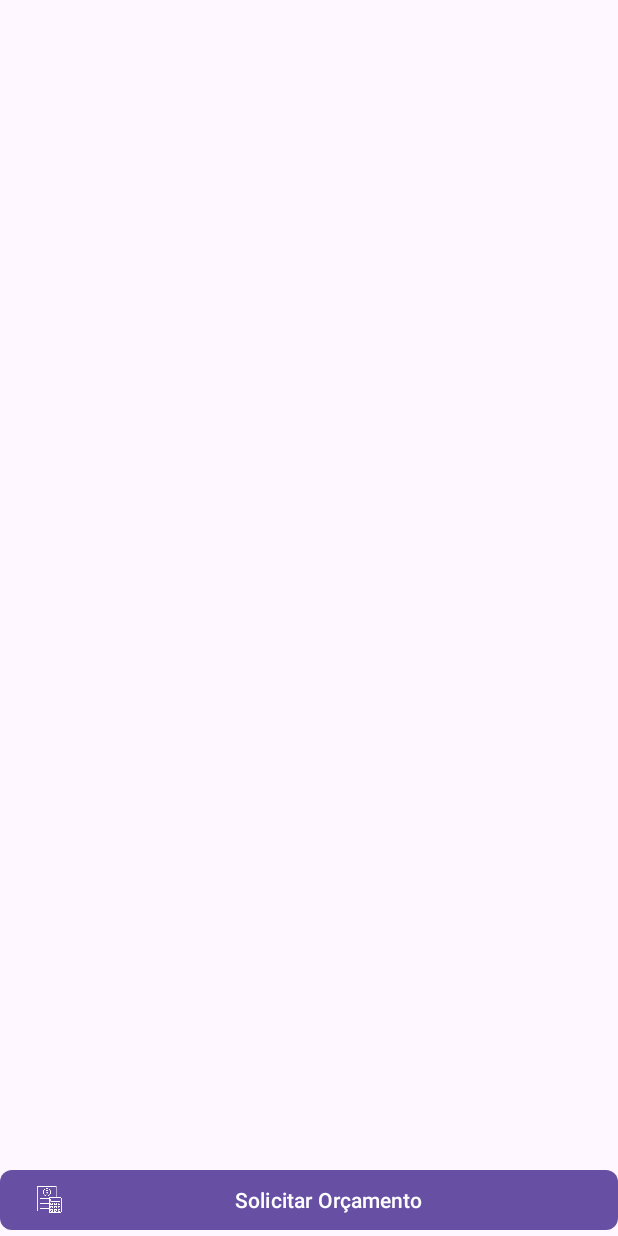
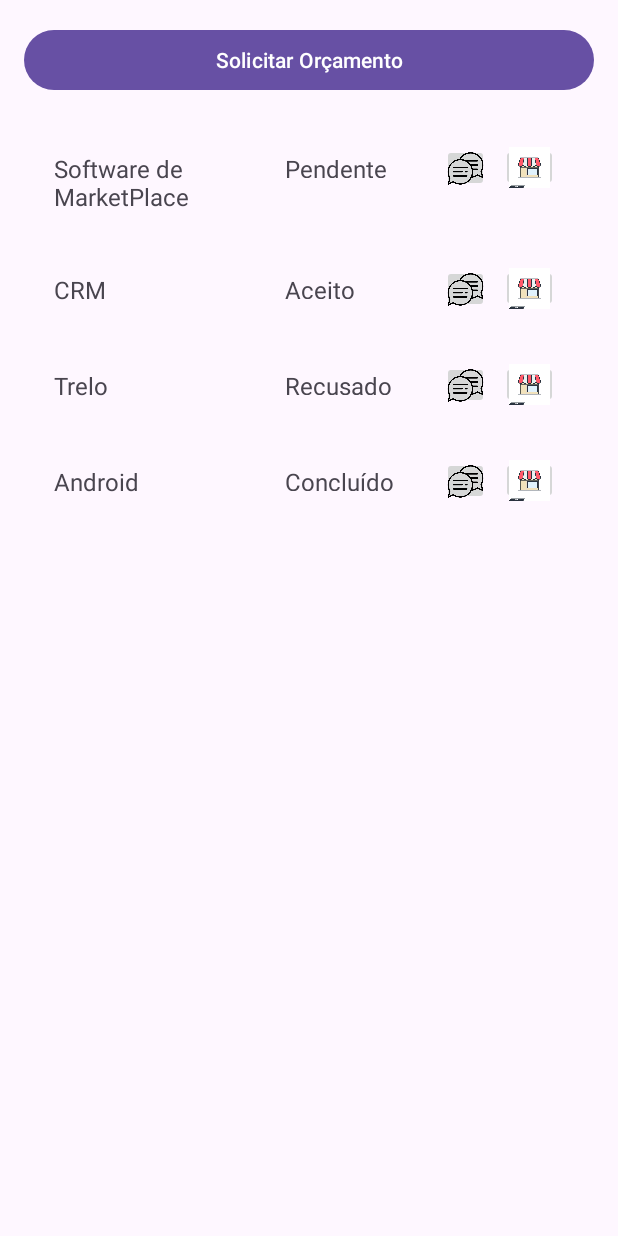
Before and after one commit to NickHirata/marketplace_android, an Android app: the MenuClienteActivity screen opened directly, with no data from a screen before it, on a phone screen of 412 x 824 dp. Run offline under Robolectric (Android 15) with nearby library versions, the phone set to English and light mode, and no system bars.

Commit message:
feat: grid dos pedidos

```diff
--- a/app/src/main/java/br/com/projeto_android/MenuClienteActivity.kt
+++ b/app/src/main/java/br/com/projeto_android/MenuClienteActivity.kt
@@ -13,14 +13,13 @@ import com.google.android.material.button.MaterialButton
 
 class MenuClienteActivity : AppCompatActivity() {
 
-
     private lateinit var recyclerView: RecyclerView
     private lateinit var btnSolicitarOrcamento: MaterialButton
     private val pedidos = listOf(
-        Pedido("Pendente"),
-        Pedido("Aceito"),
-        Pedido("Recusado"),
-        Pedido("Concluído")
+        Pedido("Pendente", "Software de MarketPlace"),
+        Pedido("Aceito", "CRM"),
+        Pedido("Recusado", "Trelo"),
+        Pedido("Concluído", "Android")
     )
 
     override fun onCreate(savedInstanceState: Bundle?) {
@@ -39,7 +38,7 @@ class MenuClienteActivity : AppCompatActivity() {
     }
 }
 
-data class Pedido(val status: String)
+data class Pedido(val status: String, val nome: String)
 
 class PedidosAdapter(private val pedidos: List<Pedido>) :
     RecyclerView.Adapter<PedidosAdapter.PedidoViewHolder>() {
@@ -53,12 +52,15 @@ class PedidosAdapter(private val pedidos: List<Pedido>) :
     override fun onBindViewHolder(holder: PedidoViewHolder, position: Int) {
         val pedido = pedidos[position]
         holder.statusTextView.text = pedido.status
+        // Se quiser adicionar mais informações, como o nome, você pode fazer aqui
+         holder.nomeTextView.text = pedido.nome
     }
 
     override fun getItemCount(): Int = pedidos.size
 
     inner class PedidoViewHolder(itemView: View) : RecyclerView.ViewHolder(itemView) {
         val statusTextView: TextView = itemView.findViewById(R.id.textViewStatus)
+        val nomeTextView: TextView = itemView.findViewById(R.id.textViewNome)
         val chatButton: ImageButton = itemView.findViewById(R.id.buttonChat)
         val avaliacaoButton: ImageButton = itemView.findViewById(R.id.buttonAvaliacao)
     }
--- a/app/src/main/res/layout/activity_item_pedido.xml
+++ b/app/src/main/res/layout/activity_item_pedido.xml
@@ -7,23 +7,48 @@
     android:padding="16dp">
 
     <TextView
-        android:id="@+id/textViewStatus"
+        android:id="@+id/textViewNome"
         android:layout_width="0dp"
         android:layout_height="wrap_content"
-        android:layout_weight="1"
-        android:textSize="16sp" />
+        android:layout_weight="3"
+        android:text="Nome do Pedido"
+        android:textSize="16sp"
+        android:maxLines="3"
+        android:ellipsize="end"
+        android:breakStrategy="high_quality"
+        android:padding="4dp"
+        android:layout_marginEnd="8dp" />
+
+    <TextView
+        android:id="@+id/textViewStatus"
+        android:layout_width="5dp"
+        android:layout_height="28dp"
+        android:layout_weight="2"
+        android:text="Status do Pedido"
+        android:padding="5dp"
+        android:textSize="16sp"
+        android:layout_marginEnd="8dp" />
 
     <ImageButton
         android:id="@+id/buttonChat"
-        android:layout_width="wrap_content"
-        android:layout_height="wrap_content"
+        android:layout_width="31dp"
+        android:layout_height="32dp"
+        android:adjustViewBounds="true"
+        android:contentDescription="@string/chat"
+        android:padding="2dp"
+        android:scaleType="centerInside"
         android:src="@drawable/ic_chat"
-        android:contentDescription="@string/chat" />
+        android:layout_marginEnd="8dp" />
 
     <ImageButton
         android:id="@+id/buttonAvaliacao"
-        android:layout_width="wrap_content"
-        android:layout_height="wrap_content"
+        android:layout_width="38dp"
+        android:layout_height="31dp"
+        android:adjustViewBounds="true"
+        android:contentDescription="@string/avaliacao"
+        android:padding="2dp"
+        android:scaleType="centerInside"
         android:src="@drawable/ic_avaliacao"
-        android:contentDescription="@string/avaliacao" />
+        android:layout_marginEnd="8dp" />
+
 </LinearLayout>
--- a/app/src/main/res/layout/activity_menu_cliente.xml
+++ b/app/src/main/res/layout/activity_menu_cliente.xml
@@ -1,29 +1,21 @@
 <?xml version="1.0" encoding="utf-8"?>
-<androidx.coordinatorlayout.widget.CoordinatorLayout
+<LinearLayout
     xmlns:android="http://schemas.android.com/apk/res/android"
-    xmlns:app="http://schemas.android.com/apk/res-auto"
-    xmlns:tools="http://schemas.android.com/tools"
     android:layout_width="match_parent"
     android:layout_height="match_parent"
-    tools:context=".MenuClienteActivity">
+    android:orientation="vertical"
+    android:padding="16dp">
 
-    <!-- RecyclerView que preenche a tela acima do botão -->
-    <androidx.recyclerview.widget.RecyclerView
-        android:id="@+id/recyclerViewPedidos"
-        android:layout_width="match_parent"
-        android:layout_height="0dp"
-        android:layout_weight="1"
-        android:padding="16dp"
-        app:layout_behavior="@string/appbar_scrolling_view_behavior" />
-
-    <!-- Botão fixo na parte inferior -->
     <com.google.android.material.button.MaterialButton
         android:id="@+id/btnSolicitarOrcamento"
         android:layout_width="match_parent"
         android:layout_height="wrap_content"
-        android:text="Solicitar Orçamento"
-        android:layout_gravity="bottom"
-        app:cornerRadius="8dp"
-        app:icon="@drawable/ic_orcamento" />
+        android:text="Solicitar Orçamento" />
 
-</androidx.coordinatorlayout.widget.CoordinatorLayout>
+    <androidx.recyclerview.widget.RecyclerView
+        android:id="@+id/recyclerViewPedidos"
+        android:layout_width="match_parent"
+        android:layout_height="match_parent"
+        android:layout_marginTop="16dp" />
+
+</LinearLayout>
```
